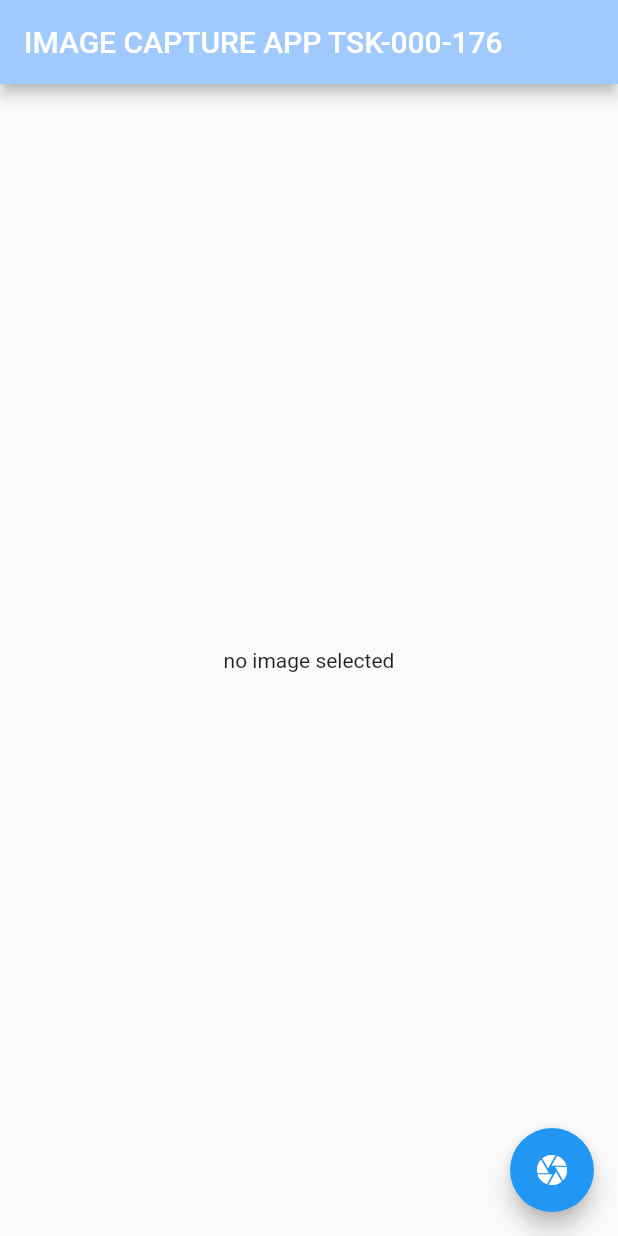
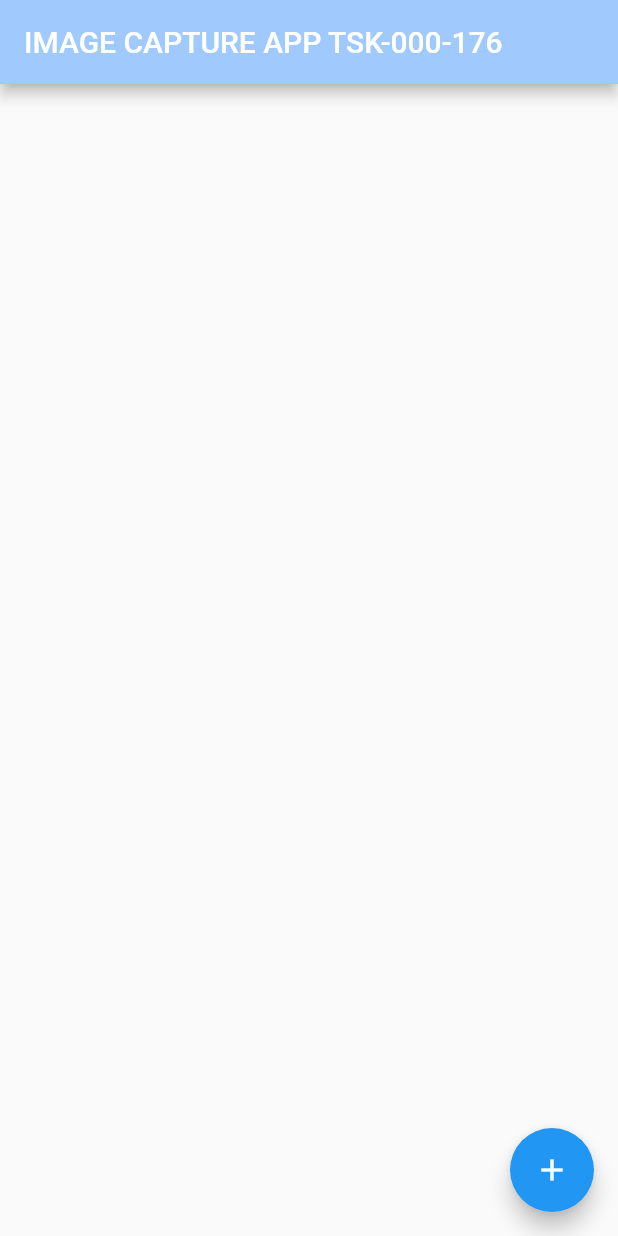
Before and after one commit to md-ali2001/image_capture_and_editing-interneepk-TSK-000-176, a Flutter app: the screen it shows after launch, on a phone screen of 412 x 824 dp. Run offline on Flutter 3.47's test engine with Material 2 defaults, Android fonts, the phone set to English and light mode, and no system bars; our stand-ins replace image_cropper, image_picker.

Commit message:
captured image is being cropped

```diff
--- a/lib/main.dart
+++ b/lib/main.dart
@@ -93,25 +93,49 @@ class _MyHomePageState extends State<MyHomePage> {
 
   final picker = ImagePicker();
 
+  Widget buildiconbutton()
+  {
+    if(state==AppState.free)
+      {
+        return const Icon(Icons.add);
+      }
+
+    else if(state==AppState.picked)
+    {
+      return const Icon(Icons.crop);
+    }
+
+    else if(state==AppState.cropped)
+    {
+      return const Icon(Icons.clear);
+    }
+
+    else
+      {
+        return const SizedBox();
+      }
+  }
+
+
   Future getImage() async
   {
     final pickerImage=await picker.pickImage(source: ImageSource.camera);
+    image=pickerImage!=null? File(pickerImage.path) : null;
 
-    setState(() {
-      if(pickerImage!=null)
+      if(image!=null)
         {
 
-         image=File(pickerImage.path);
+
          setState(() {
            state=AppState.picked;
          });
         }
-    });
+
 
   }
 
   Future croppedimage() async {
-    File? croppedFile=(await ImageCropper().cropImage(
+    CroppedFile? croppedfile=await ImageCropper().cropImage(
 
       sourcePath: image!.path,
       aspectRatioPresets:
@@ -132,15 +156,36 @@ class _MyHomePageState extends State<MyHomePage> {
         IOSUiSettings(
           title: 'Cropper',
         ),
-        WebUiSettings(
-          context: context,
-        ),
+
       ],
 
 
-    )) as File?;
+    );
 
 
+
+
+    if(croppedfile!=null)
+      {
+
+       image = File(croppedfile.path);
+        setState(() {
+          state=AppState.cropped;
+        });
+
+      }
+
+
+
+  }
+
+
+  void clearimage()
+  {
+    image=null;
+    setState(() {
+      state=AppState.free;
+    });
   }
 
 
@@ -178,21 +223,22 @@ class _MyHomePageState extends State<MyHomePage> {
         // the App.build method, and use it to set our appbar title.
         title: Text(widget.title),
       ),
-      body: Center(
+    floatingActionButton: FloatingActionButton(onPressed: () { if(state==AppState.free){getImage();}
+    else if(state==AppState.picked){croppedimage();}
+    else if(state==AppState.cropped){clearimage();}
+
+
+    },
+    child: buildiconbutton()
+    ,
+
+    ),
+      body:  Center(
         // Center is a layout widget. It takes a single child and positions it
         // in the middle of the parent.
-        child: image == null? Text('no image selected') : Image.file(image!)),
-
-        floatingActionButton: FloatingActionButton(onPressed: () { if(state==AppState.free){getImage();}
-        else if(state==AppState.picked){croppedimage();}
-        else if(state==AppState.cropped){getImage();}
+        child: image != null?  Image.file(image!): const SizedBox(),
 
 
-        },
-          child: Icon(Icons.camera)
-          ,
-
-        ),
 
           // Column is also a layout widget. It takes a list of children and
           // arranges them vertically. By default, it sizes itself to fit its
@@ -208,7 +254,7 @@ class _MyHomePageState extends State<MyHomePage> {
           // action in the IDE, or press "p" in the console), to see the
           // wireframe for each widget.
     ),
-
+      ),
     );
 
 
```
